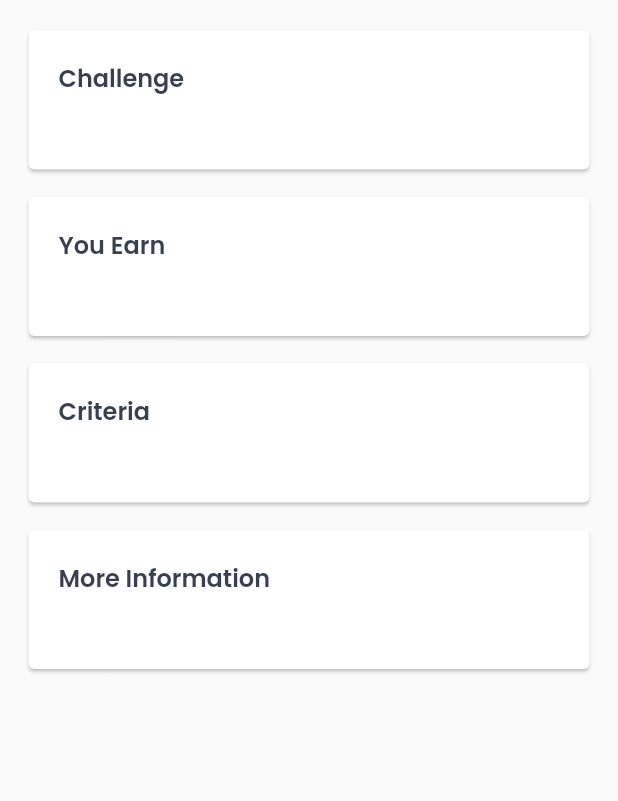
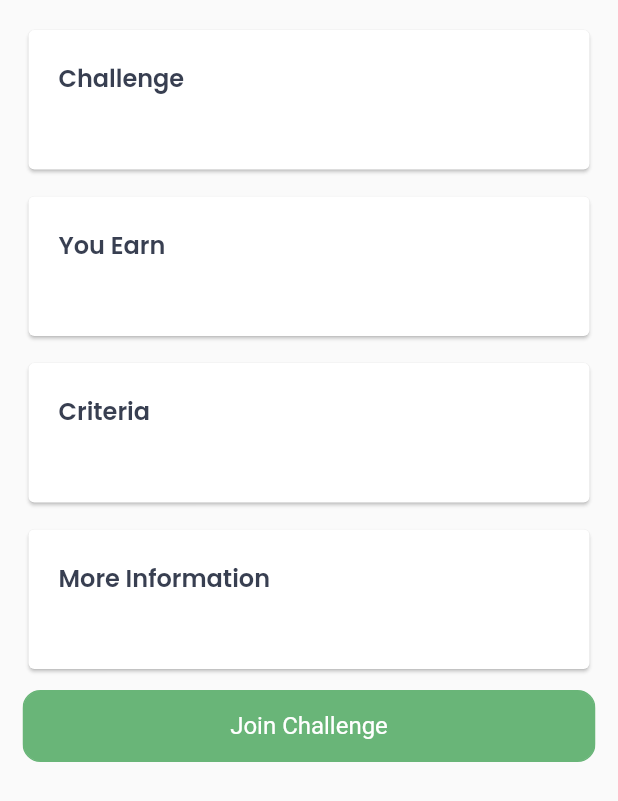
Before and after one commit to Kornelb1/JunctionX, a Flutter app: the ChallengeDescScreen screen opened directly with empty values, on a phone screen of 412 x 824 dp. Shown: the top 801 px of the screen. Run offline on Flutter 3.47's test engine with Material 2 defaults, Android fonts, the light colour scheme and no system bars; our stand-ins replace flutter_secure_storage, google_fonts, hive, hive_flutter, image_picker and 2 more; missing offline and left inert: dart:ffi; accounts and stored records are empty.

Commit message:
join challenge done

```diff
--- a/frontend/lib/pages/scr_challenge_description.dart
+++ b/frontend/lib/pages/scr_challenge_description.dart
@@ -126,6 +126,43 @@ class _ChallengeDescScreenState extends State<ChallengeDescScreen> {
                               Text(widget.challenge.longDesc)
                             ])),
                   ),
+                  SizedBox(
+                    height: 10,
+                  ),
+                  ClipRRect(
+                      //borderRadius: BorderRadius.circular(12),
+                      child: Stack(children: <Widget>[
+                    Positioned.fill(
+                        child: Container(
+                            decoration: BoxDecoration(
+                      borderRadius: BorderRadius.circular(12),
+                      color: theme.colors.green,
+                      border: Border.all(width: 1, color: theme.colors.green),
+                    ))),
+                    TextButton(
+                        child: Text("Join Challenge"),
+                        style: TextButton.styleFrom(
+                          minimumSize:
+                              Size(MediaQuery.of(context).size.width, 12),
+                          foregroundColor: Colors.white,
+                          padding: const EdgeInsets.all(12.0),
+                          textStyle: const TextStyle(fontSize: 16),
+                        ),
+                        onPressed: () async {
+                          bool joined =
+                              await state.joinChallenge(widget.challenge.id);
+
+                          if (joined) {
+                            SnackBar snackBar =
+                                SnackBar(content: Text("Joined"));
+                            ScaffoldMessenger.of(context)
+                                .showSnackBar(snackBar);
+                          }
+                        })
+                  ])),
+                  SizedBox(
+                    height: 50,
+                  )
                 ],
               ),
             )));
--- a/frontend/lib/state/search_state.dart
+++ b/frontend/lib/state/search_state.dart
@@ -71,6 +71,10 @@ class SearchState extends ChangeNotifier {
     notifyListeners();
   }
 
+  Future<bool> joinChallenge(int id) async {
+    return service.joinChallenge(id);
+  }
+
   XFile? _xImage;
 
   Future selectOrTakePhoto(ImageSource imageSource) async {
```
Also changed, not shown: frontend/lib/services/search_service.dart (+33 -0 lines).
